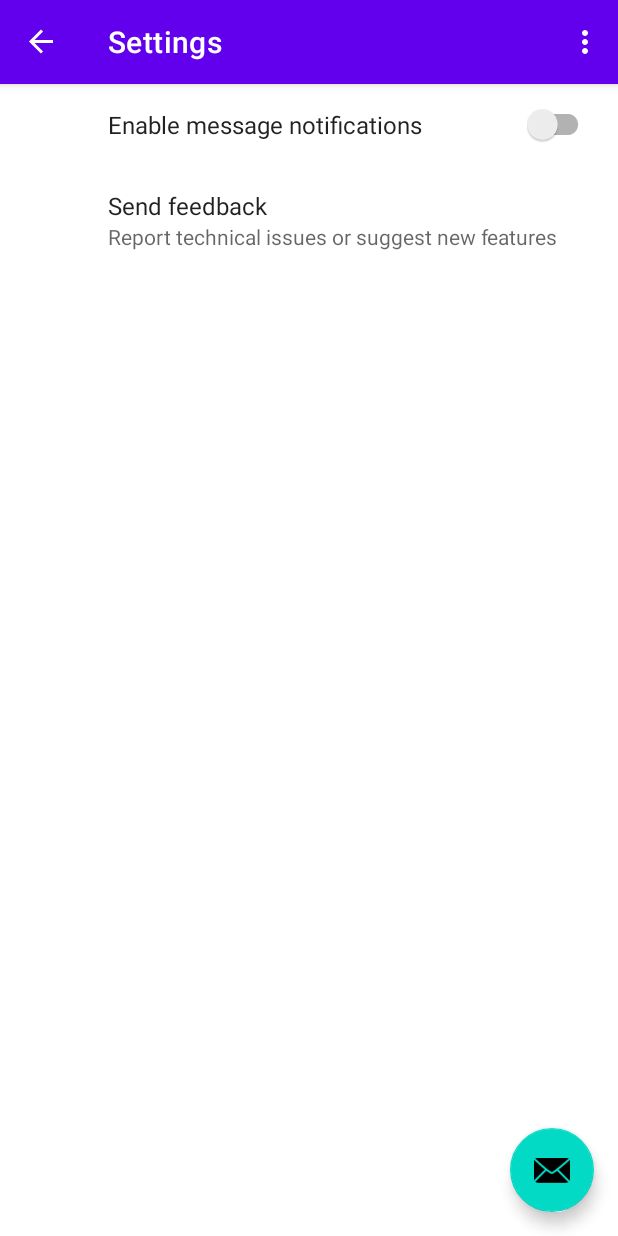
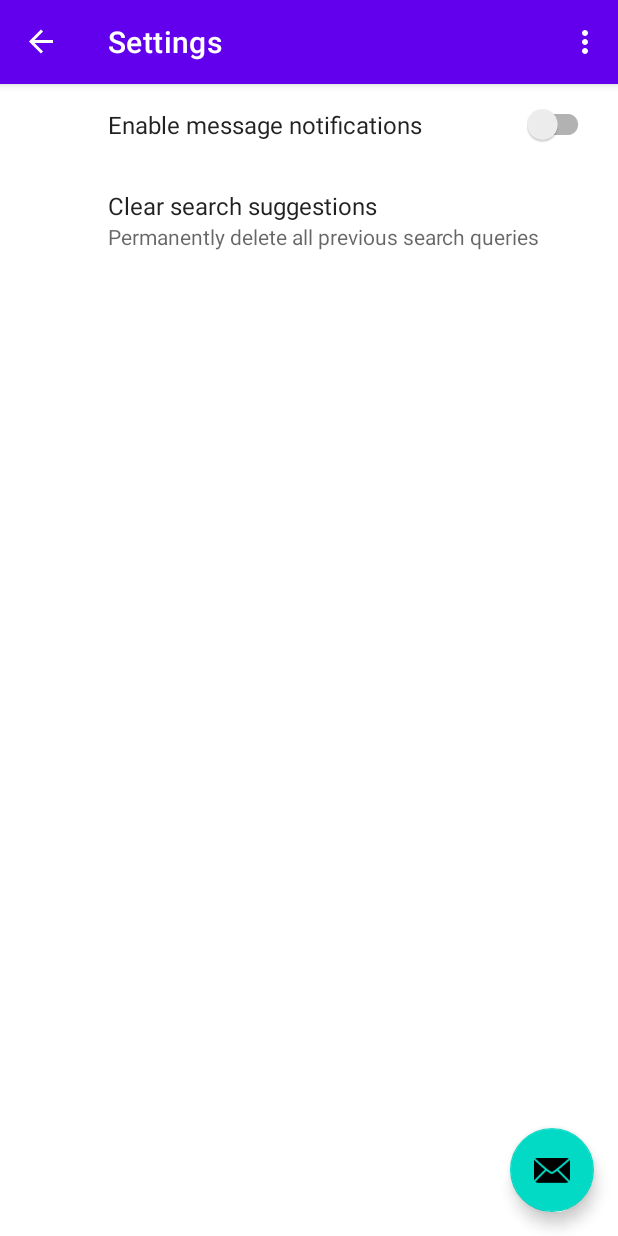
Before and after one commit to mrredcon/foodtracker, an Android app: the screen it shows after launch (MainActivity), in the options menu, after a tap on "Settings", on a phone screen of 412 x 824 dp. Run offline under Robolectric (Android 15) with nearby library versions, the light colour scheme and no system bars; our stand-ins replace androidx.preference, navigation-ui.

Commit message:
Add real search bar

```diff
--- a/app/src/main/AndroidManifest.xml
+++ b/app/src/main/AndroidManifest.xml
@@ -20,10 +20,15 @@
             android:theme="@style/Theme.Nom.NoActionBar">
             <intent-filter>
                 <action android:name="android.intent.action.MAIN" />
+                <action android:name="android.intent.action.SEARCH" />
 
                 <category android:name="android.intent.category.LAUNCHER" />
             </intent-filter>
+            <meta-data android:name="android.app.searchable"
+                android:resource="@xml/searchable"/>
         </activity>
+        <provider android:name=".providers.FoodSearchSuggestionProvider"
+            android:authorities="edu.utsa.cs3443.anw198.foodtracker.providers.FoodSearchSuggestionProvider" />
     </application>
 
 </manifest>
--- a/app/src/main/java/edu/utsa/cs3443/anw198/foodtracker/MainActivity.java
+++ b/app/src/main/java/edu/utsa/cs3443/anw198/foodtracker/MainActivity.java
@@ -1,27 +1,34 @@
 package edu.utsa.cs3443.anw198.foodtracker;
 
+import android.app.SearchManager;
+import android.content.Context;
 import android.os.Bundle;
+import android.view.Menu;
 import android.view.MenuItem;
 import android.view.View;
-import android.view.Menu;
 
-import com.google.android.material.snackbar.Snackbar;
-import com.google.android.material.navigation.NavigationView;
-
+import androidx.appcompat.app.AppCompatActivity;
+import androidx.appcompat.widget.SearchView;
+import androidx.drawerlayout.widget.DrawerLayout;
+import androidx.lifecycle.ViewModelProvider;
 import androidx.navigation.NavController;
 import androidx.navigation.Navigation;
 import androidx.navigation.ui.AppBarConfiguration;
 import androidx.navigation.ui.NavigationUI;
-import androidx.drawerlayout.widget.DrawerLayout;
-import androidx.appcompat.app.AppCompatActivity;
+
+import com.google.android.material.navigation.NavigationView;
+import com.google.android.material.snackbar.Snackbar;
 
 import edu.utsa.cs3443.anw198.foodtracker.databinding.ActivityMainBinding;
-import edu.utsa.cs3443.anw198.foodtracker.ui.settings.FoodTrackerSettingsFragment;
+import edu.utsa.cs3443.anw198.foodtracker.providers.FoodSearchProvider;
+import edu.utsa.cs3443.anw198.foodtracker.providers.usda.UsdaFoodSearchProvider;
+import edu.utsa.cs3443.anw198.foodtracker.ui.searchfood.SearchFoodViewModel;
 
 public class MainActivity extends AppCompatActivity {
 
     private AppBarConfiguration mAppBarConfiguration;
     private ActivityMainBinding binding;
+    private SearchFoodViewModel searchFoodViewModel;
 
     @Override
     protected void onCreate(Bundle savedInstanceState) {
@@ -49,12 +56,41 @@ public class MainActivity extends AppCompatActivity {
         NavController navController = Navigation.findNavController(this, R.id.nav_host_fragment_content_main);
         NavigationUI.setupActionBarWithNavController(this, navController, mAppBarConfiguration);
         NavigationUI.setupWithNavController(navigationView, navController);
+
+        // Create a ViewModel the first time the system calls an activity's onCreate() method.
+        // Re-created activities receive the same MyViewModel instance created by the first activity.
+        searchFoodViewModel = new ViewModelProvider(this).get(SearchFoodViewModel.class);
+    }
+
+    private void doMySearch(String query) {
+        NavController navController = Navigation.findNavController(this, R.id.nav_host_fragment_content_main);
+        navController.navigate(R.id.nav_searchfood);
     }
 
     @Override
     public boolean onCreateOptionsMenu(Menu menu) {
         // Inflate the menu; this adds items to the action bar if it is present.
         getMenuInflater().inflate(R.menu.main, menu);
+        // Get the SearchView and set the searchable configuration
+        SearchManager searchManager = (SearchManager) getSystemService(Context.SEARCH_SERVICE);
+        SearchView searchView = (SearchView) menu.findItem(R.id.action_search).getActionView();
+        // Assumes current activity is the searchable activity
+        searchView.setSearchableInfo(searchManager.getSearchableInfo(getComponentName()));
+        searchView.setIconifiedByDefault(false); // Do not iconify the widget; expand it by default
+
+        searchView.setOnQueryTextListener(new SearchView.OnQueryTextListener() {
+            @Override
+            public boolean onQueryTextSubmit(String query) {
+                FoodSearchProvider provider = new UsdaFoodSearchProvider();
+                provider.searchFoods(query, searchFoodViewModel);
+                return true;
+            }
+
+            @Override
+            public boolean onQueryTextChange(String newText) {
+                return false;
+            }
+        });
         return true;
     }
 
@@ -71,7 +107,6 @@ public class MainActivity extends AppCompatActivity {
         }
     }
 
-
     @Override
     public boolean onSupportNavigateUp() {
         NavController navController = Navigation.findNavController(this, R.id.nav_host_fragment_content_main);
--- a/app/src/main/java/edu/utsa/cs3443/anw198/foodtracker/ui/searchfood/SearchFoodViewModel.java
+++ b/app/src/main/java/edu/utsa/cs3443/anw198/foodtracker/ui/searchfood/SearchFoodViewModel.java
@@ -4,9 +4,14 @@ import androidx.lifecycle.LiveData;
 import androidx.lifecycle.MutableLiveData;
 import androidx.lifecycle.ViewModel;
 
-public class SearchFoodViewModel extends ViewModel {
+import edu.utsa.cs3443.anw198.foodtracker.FoodSearchListener;
+import edu.utsa.cs3443.anw198.foodtracker.model.FoodSearchResult;
+
+public class SearchFoodViewModel extends ViewModel implements FoodSearchListener {
 
     private final MutableLiveData<String> mText;
+    private MutableLiveData<FoodSearchResult[]> searchResults = new MutableLiveData<>();
+    private MutableLiveData<String> errorMessage = new MutableLiveData<>();
 
     public SearchFoodViewModel() {
         mText = new MutableLiveData<>();
@@ -16,4 +21,16 @@ public class SearchFoodViewModel extends ViewModel {
     public LiveData<String> getText() {
         return mText;
     }
+    public LiveData<FoodSearchResult[]> getSearchResults() { return searchResults; }
+    public LiveData<String> getErrorMessage() { return errorMessage; }
+
+    @Override
+    public void onResponse(FoodSearchResult[] results) {
+        searchResults.setValue(results);
+    }
+
+    @Override
+    public void onFailure(Throwable error) {
+        errorMessage.setValue(error.getMessage());
+    }
 }
--- a/app/src/main/java/edu/utsa/cs3443/anw198/foodtracker/ui/settings/FoodTrackerSettingsFragment.java
+++ /dev/null
@@ -1,15 +0,0 @@
-package edu.utsa.cs3443.anw198.foodtracker.ui.settings;
-
-import android.os.Bundle;
-
-import androidx.annotation.Nullable;
-import androidx.preference.PreferenceFragmentCompat;
-
-import edu.utsa.cs3443.anw198.foodtracker.R;
-
-public class FoodTrackerSettingsFragment extends PreferenceFragmentCompat {
-    @Override
-    public void onCreatePreferences(Bundle savedInstanceState, String rootKey) {
-        setPreferencesFromResource(R.xml.preferences, rootKey);
-    }
-}
--- /dev/null
+++ b/app/src/main/java/edu/utsa/cs3443/anw198/foodtracker/ui/settings/NomSettingsFragment.java
@@ -0,0 +1,32 @@
+package edu.utsa.cs3443.anw198.foodtracker.ui.settings;
+
+import android.os.Bundle;
+import android.provider.SearchRecentSuggestions;
+
+import androidx.appcompat.app.AlertDialog;
+import androidx.preference.Preference;
+import androidx.preference.PreferenceFragmentCompat;
+
+import edu.utsa.cs3443.anw198.foodtracker.R;
+import edu.utsa.cs3443.anw198.foodtracker.providers.FoodSearchSuggestionProvider;
+
+public class NomSettingsFragment extends PreferenceFragmentCompat {
+    @Override
+    public void onCreatePreferences(Bundle savedInstanceState, String rootKey) {
+        setPreferencesFromResource(R.xml.preferences, rootKey);
+        //EditTextPreference signaturePreference = findPreference("signature");
+        Preference clearSuggestions = findPreference("clear-suggestions");
+        clearSuggestions.setOnPreferenceClickListener(preference -> {
+            new AlertDialog.Builder(preference.getContext())
+                    .setTitle("Clear search suggestions")
+                    .setMessage("Are you sure you want to delete all saved search suggestions?")
+                    .setPositiveButton(android.R.string.ok, (dialogInterface, i) -> {
+                        SearchRecentSuggestions suggestions = new SearchRecentSuggestions(preference.getContext(),
+                                FoodSearchSuggestionProvider.AUTHORITY, FoodSearchSuggestionProvider.MODE);
+                        suggestions.clearHistory();
+                    })
+                    .setNegativeButton(android.R.string.cancel, null).show();
+            return true;
+        });
+    }
+}
--- a/app/src/main/res/menu/main.xml
+++ b/app/src/main/res/menu/main.xml
@@ -1,6 +1,15 @@
 <?xml version="1.0" encoding="utf-8"?>
 <menu xmlns:android="http://schemas.android.com/apk/res/android"
     xmlns:app="http://schemas.android.com/apk/res-auto">
+    <!-- "Search button", should appear as action button if possible -->
+    <item
+        android:id="@+id/action_search"
+        android:icon="?android:attr/actionModeWebSearchDrawable"
+        android:title="@string/menu_searchfood"
+        android:visible="false"
+        app:actionViewClass="androidx.appcompat.widget.SearchView"
+        app:showAsAction="ifRoom|collapseActionView" />
+
     <item
         android:id="@+id/action_settings"
         android:orderInCategory="100"
--- a/app/src/main/res/navigation/mobile_navigation.xml
+++ b/app/src/main/res/navigation/mobile_navigation.xml
@@ -31,7 +31,7 @@
 
     <fragment
         android:id="@+id/nav_settings"
-        android:name="edu.utsa.cs3443.anw198.foodtracker.ui.settings.FoodTrackerSettingsFragment"
+        android:name="edu.utsa.cs3443.anw198.foodtracker.ui.settings.NomSettingsFragment"
         android:label="@string/action_settings"
         tools:layout="@layout/fragment_settings" />
 </navigation>
--- a/app/src/main/res/xml/preferences.xml
+++ b/app/src/main/res/xml/preferences.xml
@@ -1,5 +1,5 @@
 <?xml version="1.0" encoding="utf-8"?>
-<PreferenceScreen
+<PreferenceScreen xmlns:android="http://schemas.android.com/apk/res/android"
     xmlns:app="http://schemas.android.com/apk/res-auto">
 
     <SwitchPreferenceCompat
@@ -7,8 +7,8 @@
         app:title="Enable message notifications"/>
 
     <Preference
-        app:key="feedback"
-        app:title="Send feedback"
-        app:summary="Report technical issues or suggest new features"/>
+        app:key="clear-suggestions"
+        app:title="Clear search suggestions"
+        app:summary="Permanently delete all previous search queries"/>
 
 </PreferenceScreen>
```
Also changed, not shown: app/src/main/java/edu/utsa/cs3443/anw198/foodtracker/providers/FoodSearchSuggestionProvider.java (added, +12 -0 lines), app/src/main/java/edu/utsa/cs3443/anw198/foodtracker/ui/searchfood/SearchFoodFragment.java (+49 -29 lines), app/src/main/res/layout/list_foodsearchresult.xml (+11 -4 lines), app/src/main/res/xml/searchable.xml (added, +7 -0 lines).
